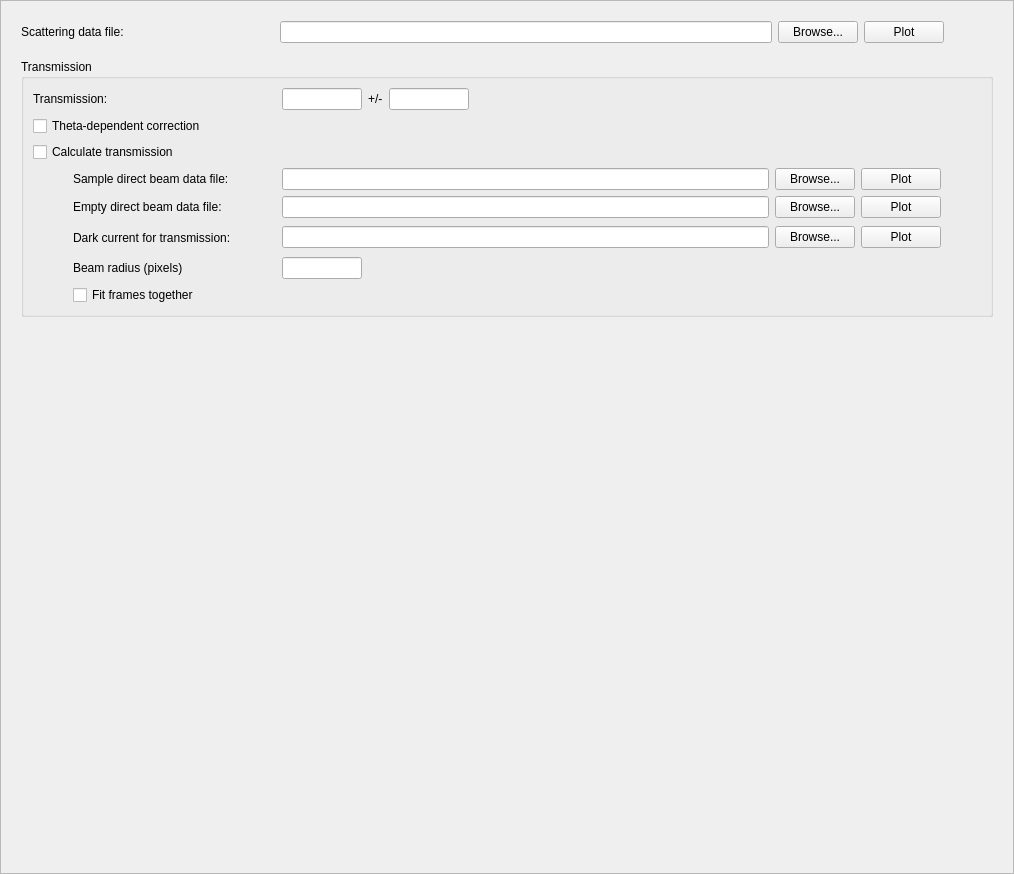
Qt form Code/Mantid/scripts/Interface/ui/sans/eqsans_sample_data.ui (mantidproject/mantid) before a commit.
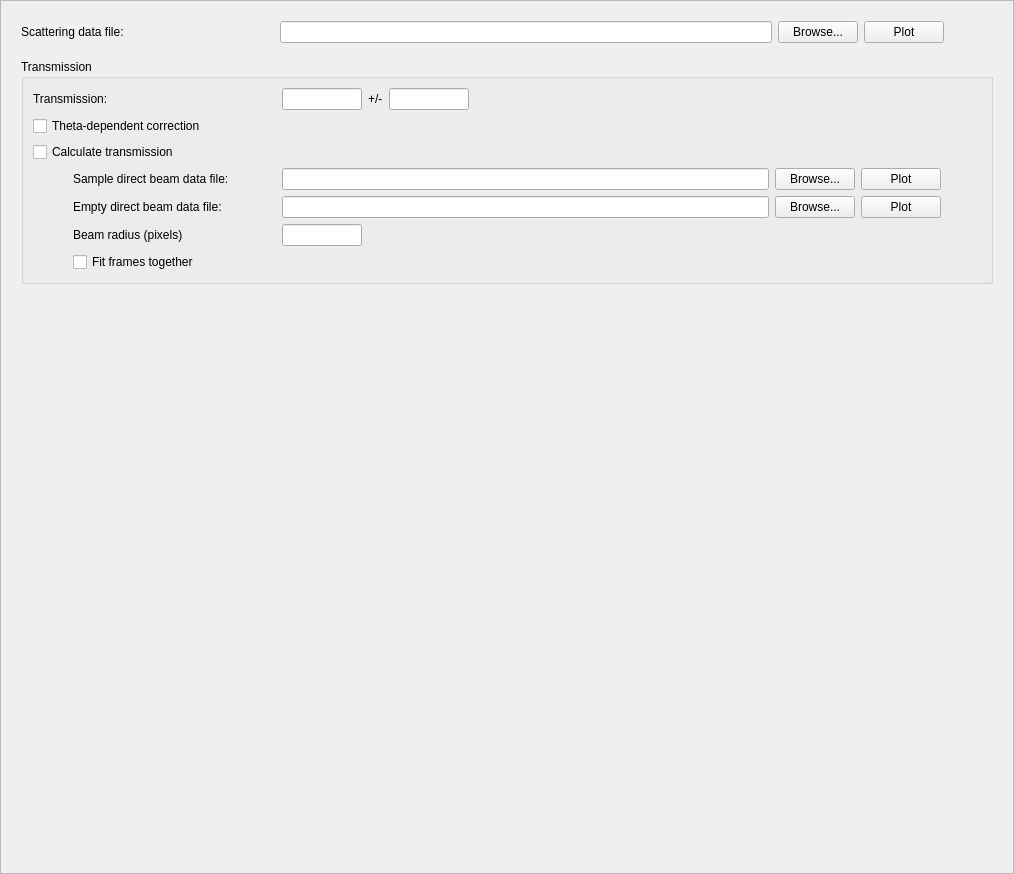
The same form after that commit.

Commit message: Tie transmission dark current to sample dark current. Re #3371

```diff
--- a/Code/Mantid/scripts/Interface/ui/sans/eqsans_sample_data.ui
+++ b/Code/Mantid/scripts/Interface/ui/sans/eqsans_sample_data.ui
@@ -346,148 +346,6 @@
               </item>
              </layout>
             </item>
-            <item row="8" column="0">
-             <layout class="QHBoxLayout" name="horizontalLayout_4">
-              <item>
-               <spacer name="horizontalSpacer_6">
-                <property name="orientation">
-                 <enum>Qt::Horizontal</enum>
-                </property>
-                <property name="sizeType">
-                 <enum>QSizePolicy::Fixed</enum>
-                </property>
-                <property name="sizeHint" stdset="0">
-                 <size>
-                  <width>40</width>
-                  <height>20</height>
-                 </size>
-                </property>
-               </spacer>
-              </item>
-              <item>
-               <widget class="QLabel" name="dark_current_label">
-                <property name="sizePolicy">
-                 <sizepolicy hsizetype="Fixed" vsizetype="Fixed">
-                  <horstretch>0</horstretch>
-                  <verstretch>0</verstretch>
-                 </sizepolicy>
-                </property>
-                <property name="minimumSize">
-                 <size>
-                  <width>203</width>
-                  <height>27</height>
-                 </size>
-                </property>
-                <property name="maximumSize">
-                 <size>
-                  <width>203</width>
-                  <height>27</height>
-                 </size>
-                </property>
-                <property name="text">
-                 <string>Dark current for transmission:</string>
-                </property>
-               </widget>
-              </item>
-              <item>
-               <widget class="QLineEdit" name="dark_current_edit">
-                <property name="sizePolicy">
-                 <sizepolicy hsizetype="Expanding" vsizetype="Fixed">
-                  <horstretch>0</horstretch>
-                  <verstretch>0</verstretch>
-                 </sizepolicy>
-                </property>
-                <property name="minimumSize">
-                 <size>
-                  <width>300</width>
-                  <height>0</height>
-                 </size>
-                </property>
-                <property name="maximumSize">
-                 <size>
-                  <width>16777215</width>
-                  <height>16777215</height>
-                 </size>
-                </property>
-                <property name="toolTip">
-                 <string>Enter a valid file path to be used for the dark current data.</string>
-                </property>
-               </widget>
-              </item>
-              <item>
-               <widget class="QPushButton" name="dark_current_button">
-                <property name="sizePolicy">
-                 <sizepolicy hsizetype="Fixed" vsizetype="Fixed">
-                  <horstretch>0</horstretch>
-                  <verstretch>0</verstretch>
-                 </sizepolicy>
-                </property>
-                <property name="minimumSize">
-                 <size>
-                  <width>0</width>
-                  <height>0</height>
-                 </size>
-                </property>
-                <property name="maximumSize">
-                 <size>
-                  <width>16777215</width>
-                  <height>16777215</height>
-                 </size>
-                </property>
-                <property name="toolTip">
-                 <string>Click to browse.</string>
-                </property>
-                <property name="text">
-                 <string>Browse...</string>
-                </property>
-               </widget>
-              </item>
-              <item>
-               <widget class="QPushButton" name="dark_current_plot_button">
-                <property name="sizePolicy">
-                 <sizepolicy hsizetype="Fixed" vsizetype="Fixed">
-                  <horstretch>0</horstretch>
-                  <verstretch>0</verstretch>
-                 </sizepolicy>
-                </property>
-                <property name="minimumSize">
-                 <size>
-                  <width>0</width>
-                  <height>0</height>
-                 </size>
-                </property>
-                <property name="maximumSize">
-                 <size>
-                  <width>16777215</width>
-                  <height>16777215</height>
-                 </size>
-                </property>
-                <property name="toolTip">
-                 <string>Click to plot data 2D data.</string>
-                </property>
-                <property name="text">
-                 <string>Plot</string>
-                </property>
-               </widget>
-              </item>
-              <item>
-               <spacer name="horizontalSpacer_5">
-                <property name="orientation">
-                 <enum>Qt::Horizontal</enum>
-                </property>
-                <property name="sizeType">
-                 <enum>QSizePolicy::Fixed</enum>
-                </property>
-                <property name="sizeHint" stdset="0">
-                 <size>
-                  <width>40</width>
-                  <height>20</height>
-                 </size>
-                </property>
-               </spacer>
-              </item>
-             </layout>
-            </item>
             <item row="5" column="0">
              <layout class="QHBoxLayout" name="horizontalLayout_2">
               <item>
@@ -670,7 +528,7 @@
               </item>
              </layout>
             </item>
-            <item row="9" column="0">
+            <item row="8" column="0">
              <layout class="QHBoxLayout" name="horizontalLayout_6">
               <item>
                <spacer name="horizontalSpacer_11">
@@ -738,7 +596,7 @@
               </item>
              </layout>
             </item>
-            <item row="10" column="0">
+            <item row="9" column="0">
              <layout class="QHBoxLayout" name="horizontalLayout_8">
               <item>
                <spacer name="horizontalSpacer_13">
```
The commit also changes 5 other files.
